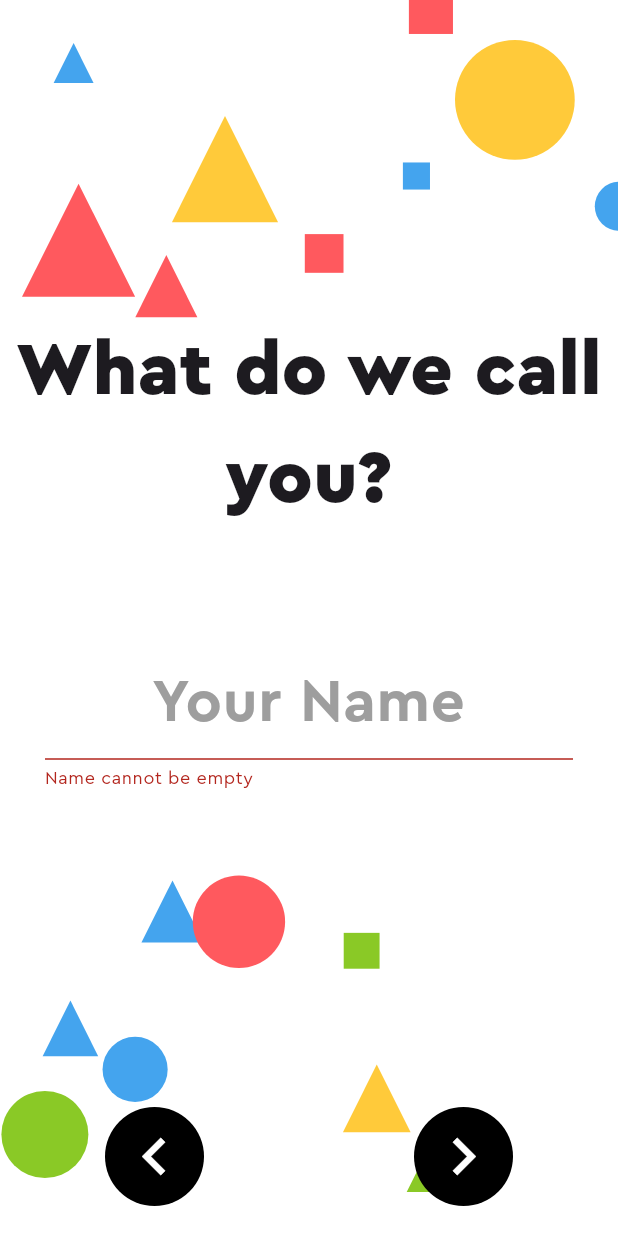
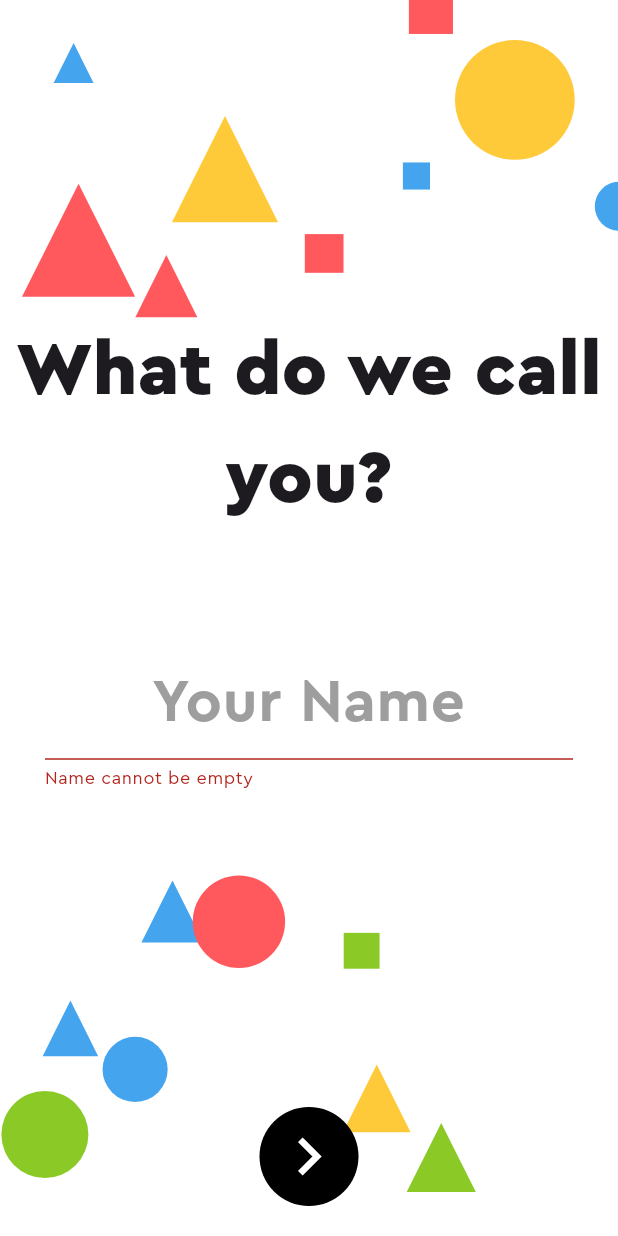
Before and after one commit to Anshu-79/aqua, a Flutter app: the NameInputScreen screen opened directly, after a tap on the "chevron right" icon, on a phone screen of 412 x 824 dp. Run offline on Flutter 3.47's test engine with Material 3 defaults, Android fonts, the phone set to English and light mode, and no system bars; drawn by our look-alikes of animated_text_kit; our stand-ins replace drift, email_validator, firebase_core, flutter_colorpicker, freezed_annotation, liquid_swipe and 4 more; missing offline and left inert: coast, cron, flow_builder, searchable_listview, sqlite3; accounts and stored records are empty; generated files the repository leaves out were written again; project files that could hold a hidden picture were left out.

```diff
--- a/lib/screens/onboarding/form/name.dart
+++ b/lib/screens/onboarding/form/name.dart
@@ -83,20 +83,6 @@ class _NameInputScreenState extends State<NameInputScreen> {
           mainAxisAlignment: MainAxisAlignment.spaceAround,
           children: [
             IconButton.filled(
-              icon: const Icon(Icons.chevron_left),
-              iconSize: 50,
-              style: IconButton.styleFrom(
-                backgroundColor: Theme.of(context).primaryColor,
-                foregroundColor: Theme.of(context).canvasColor,
-              ),
-              onPressed: () {
-                Navigator.push(
-                    context,
-                    MaterialPageRoute(
-                        builder: (context) => const OnboardingView()));
-              },
-            ),
-            IconButton.filled(
               icon: const Icon(Icons.chevron_right),
               iconSize: 50,
               style: IconButton.styleFrom(
@@ -107,7 +93,7 @@ class _NameInputScreenState extends State<NameInputScreen> {
                 if (formKey.currentState!.validate()) {
                   final name = nameController.text;
                   context.flow<Profile>().update((profile) =>
-                      profile.copyWith(name: name, currentPage: 2));
+                      profile.copyWith(name: name).incrementPage());
                 }
               },
             ),
```
Also changed, not shown: lib/screens/onboarding/form/email.dart (+14 -39 lines), lib/screens/onboarding/form/nav_buttons.dart (added, +41 -0 lines), lib/screens/onboarding/form/profile.dart (+19 -2 lines), lib/screens/onboarding/form/profile.freezed.dart.
